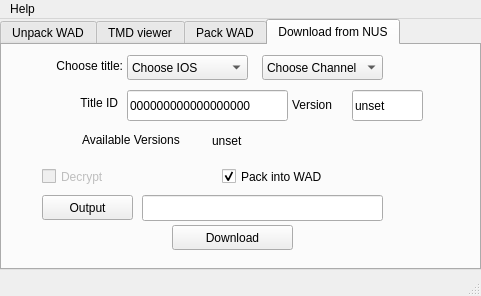
Before: the Qt Designer form GUI/VenPri.ui in Nanolx/qwad, drawn with Qt 5.
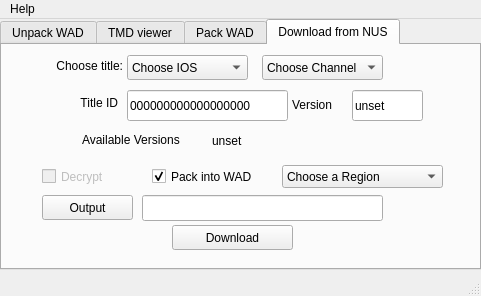
After: the same form once the commit is applied. The open tabs and pages were chosen to show the change. Icons and pictures are not drawn.

Commit message: region selector in NUS Downloader

What changed in the file:
```diff
--- a/GUI/VenPri.ui
+++ b/GUI/VenPri.ui
@@ -539,7 +539,7 @@
        <rect>
         <x>40</x>
         <y>120</y>
-        <width>171</width>
+        <width>111</width>
         <height>23</height>
        </rect>
       </property>
@@ -553,9 +553,9 @@
      <widget class="QCheckBox" name="pack_in_WAD_checkbox">
       <property name="geometry">
        <rect>
-        <x>220</x>
+        <x>150</x>
         <y>120</y>
-        <width>181</width>
+        <width>131</width>
         <height>23</height>
        </rect>
       </property>
@@ -633,6 +633,36 @@
        </property>
       </item>
      </widget>
+     <widget class="QComboBox" name="ChooseRegion">
+      <property name="geometry">
+       <rect>
+        <x>280</x>
+        <y>120</y>
+        <width>161</width>
+        <height>23</height>
+       </rect>
+      </property>
+      <item>
+       <property name="text">
+        <string>Choose a Region</string>
+       </property>
+      </item>
+      <item>
+       <property name="text">
+        <string>JAP</string>
+       </property>
+      </item>
+      <item>
+       <property name="text">
+        <string>USA</string>
+       </property>
+      </item>
+      <item>
+       <property name="text">
+        <string>PAL</string>
+       </property>
+      </item>
+     </widget>
     </widget>
    </widget>
   </widget>
```
Left out of the diff: 2 changed lines with no effect on the pictures. The commit also changes 4 other files.
